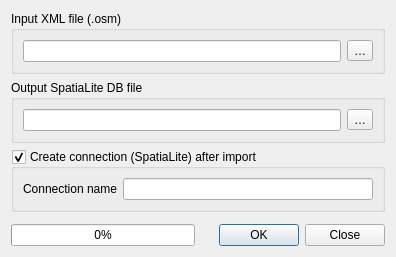
This is src/ui/qgsosmimportdialog.ui in carsmie/QGIS as Qt 5 draws it before an edit. The edited form follows.
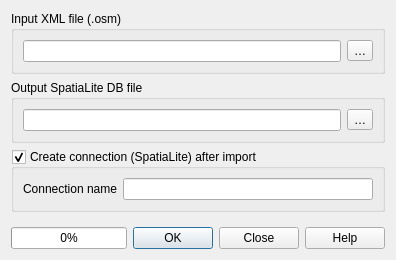
This is the edited form.

Commit message: Add Help button and connect it to user manual

What changed in the file:
```diff
--- a/src/ui/qgsosmimportdialog.ui
+++ b/src/ui/qgsosmimportdialog.ui
@@ -7,7 +7,7 @@
     <x>0</x>
     <y>0</y>
     <width>396</width>
-    <height>257</height>
+    <height>260</height>
    </rect>
   </property>
   <property name="windowTitle">
@@ -102,7 +102,7 @@
         <enum>Qt::Horizontal</enum>
        </property>
        <property name="standardButtons">
-        <set>QDialogButtonBox::Close|QDialogButtonBox::Ok</set>
+        <set>QDialogButtonBox::Close|QDialogButtonBox::Help|QDialogButtonBox::Ok</set>
        </property>
       </widget>
      </item>
```
The commit also changes 50 other files.
